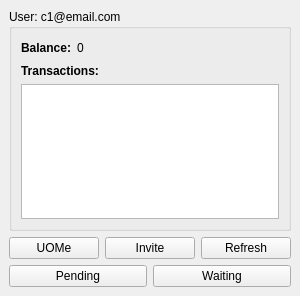
Old version of the form client/main.ui in the repository ric2b/confidential-debt-simplification.
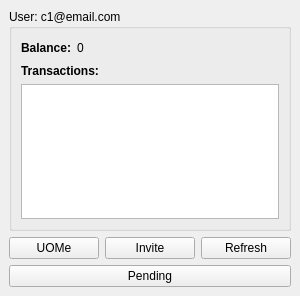
New version of the form.

Commit message: Removed the waiting button from the main window

Diff of the .ui file:
```diff
--- a/client/main.ui
+++ b/client/main.ui
@@ -121,13 +121,6 @@
         </property>
        </widget>
       </item>
-      <item>
-       <widget class="QPushButton" name="waiting_button">
-        <property name="text">
-         <string>Waiting</string>
-        </property>
-       </widget>
-      </item>
      </layout>
     </item>
    </layout>
```
The commit also changes 2 other files.
